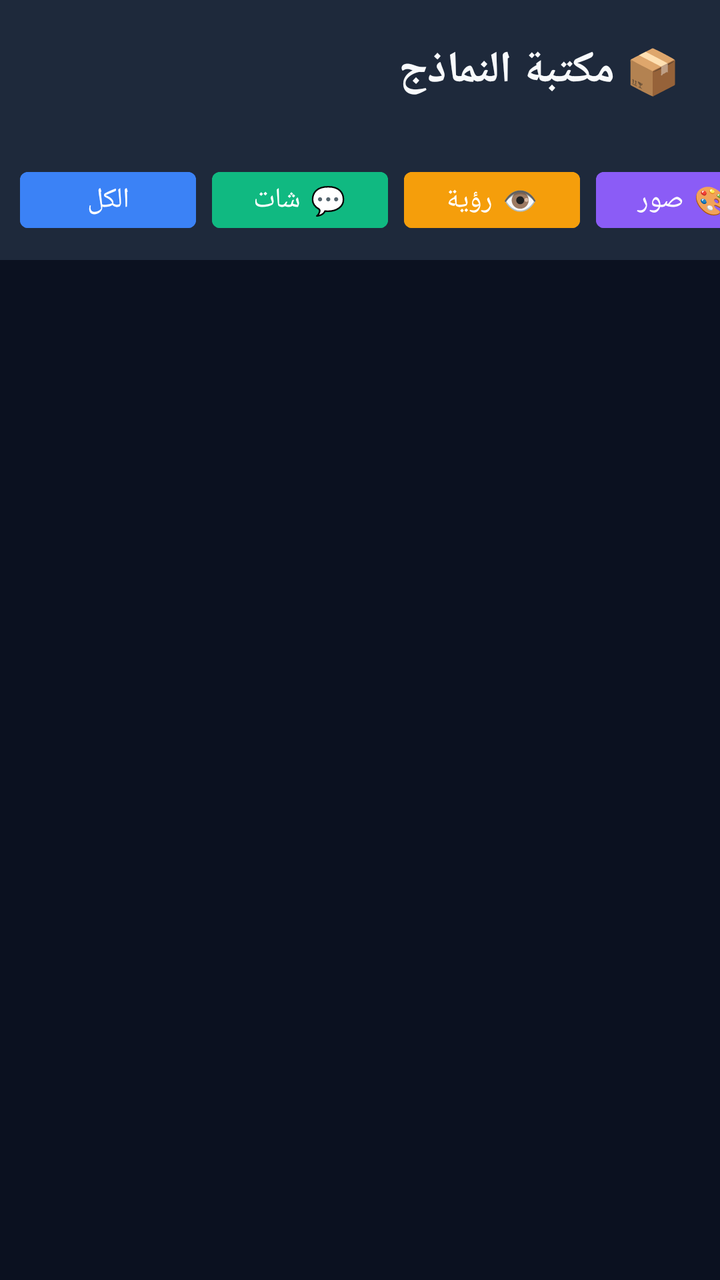
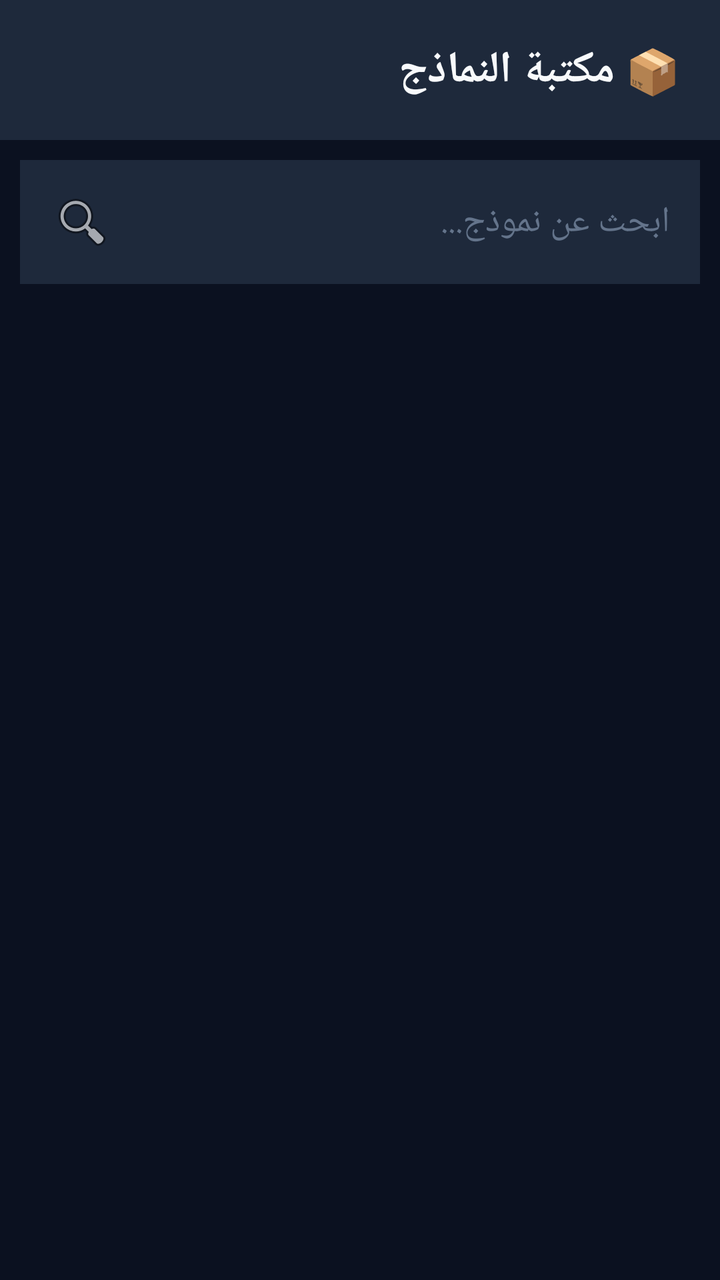

Before-and-after screenshots of an Android layout around one commit, followed by the original layout XML and the change that was made.
<!-- AndroidManifest.xml: application theme Theme.MaterialComponents.DayNight.NoActionBar -->
<!-- res/layout/activity_models.xml -->
<?xml version="1.0" encoding="utf-8"?>
<LinearLayout xmlns:android="http://schemas.android.com/apk/res/android"
    android:layout_width="match_parent"
    android:layout_height="match_parent"
    android:orientation="vertical"
    android:background="#0b1120">

    <TextView
        android:layout_width="match_parent"
        android:layout_height="wrap_content"
        android:text="📦 مكتبة النماذج"
        android:textColor="#f8fafc"
        android:textSize="22sp"
        android:textStyle="bold"
        android:padding="20dp"
        android:background="#1e293b"/>

    <HorizontalScrollView
        android:layout_width="match_parent"
        android:layout_height="wrap_content"
        android:scrollbars="none"
        android:background="#1e293b">

        <LinearLayout
            android:layout_width="wrap_content"
            android:layout_height="wrap_content"
            android:orientation="horizontal"
            android:padding="10dp">

            <Button android:id="@+id/btnAll" android:layout_width="wrap_content" android:layout_height="40dp" android:text="الكل" android:backgroundTint="#3b82f6" android:layout_marginEnd="8dp"/>
            <Button android:id="@+id/btnChat" android:layout_width="wrap_content" android:layout_height="40dp" android:text="💬 شات" android:backgroundTint="#10b981" android:layout_marginEnd="8dp"/>
            <Button android:id="@+id/btnVision" android:layout_width="wrap_content" android:layout_height="40dp" android:text="👁️ رؤية" android:backgroundTint="#f59e0b" android:layout_marginEnd="8dp"/>
            <Button android:id="@+id/btnImage" android:layout_width="wrap_content" android:layout_height="40dp" android:text="🎨 صور" android:backgroundTint="#8b5cf6"/>
        </LinearLayout>
    </HorizontalScrollView>

    <androidx.recyclerview.widget.RecyclerView
        android:id="@+id/recyclerView"
        android:layout_width="match_parent"
        android:layout_height="match_parent"
        android:padding="10dp"/>
</LinearLayout>
<!-- resources referenced by this layout -->
<resources>

</resources>

<!-- the commit's change to res/layout/activity_models.xml (unified diff, before → after) -->
@@ -15,24 +15,24 @@
         android:padding="20dp"
         android:background="#1e293b"/>
 
-    <HorizontalScrollView
+    <EditText
+        android:id="@+id/etSearch"
         android:layout_width="match_parent"
         android:layout_height="wrap_content"
-        android:scrollbars="none"
-        android:background="#1e293b">
+        android:hint="ابحث عن نموذج..."
+        android:textColor="#f8fafc"
+        android:textColorHint="#64748b"
+        android:background="#1e293b"
+        android:padding="15dp"
+        android:layout_margin="10dp"
+        android:drawableStart="@android:drawable/ic_menu_search"/>
 
-        <LinearLayout
-            android:layout_width="wrap_content"
-            android:layout_height="wrap_content"
-            android:orientation="horizontal"
-            android:padding="10dp">
-
-            <Button android:id="@+id/btnAll" android:layout_width="wrap_content" android:layout_height="40dp" android:text="الكل" android:backgroundTint="#3b82f6" android:layout_marginEnd="8dp"/>
-            <Button android:id="@+id/btnChat" android:layout_width="wrap_content" android:layout_height="40dp" android:text="💬 شات" android:backgroundTint="#10b981" android:layout_marginEnd="8dp"/>
-            <Button android:id="@+id/btnVision" android:layout_width="wrap_content" android:layout_height="40dp" android:text="👁️ رؤية" android:backgroundTint="#f59e0b" android:layout_marginEnd="8dp"/>
-            <Button android:id="@+id/btnImage" android:layout_width="wrap_content" android:layout_height="40dp" android:text="🎨 صور" android:backgroundTint="#8b5cf6"/>
-        </LinearLayout>
-    </HorizontalScrollView>
+    <ProgressBar
+        android:id="@+id/progressBar"
+        android:layout_width="wrap_content"
+        android:layout_height="wrap_content"
+        android:layout_gravity="center"
+        android:visibility="gone"/>
 
     <androidx.recyclerview.widget.RecyclerView
         android:id="@+id/recyclerView"
